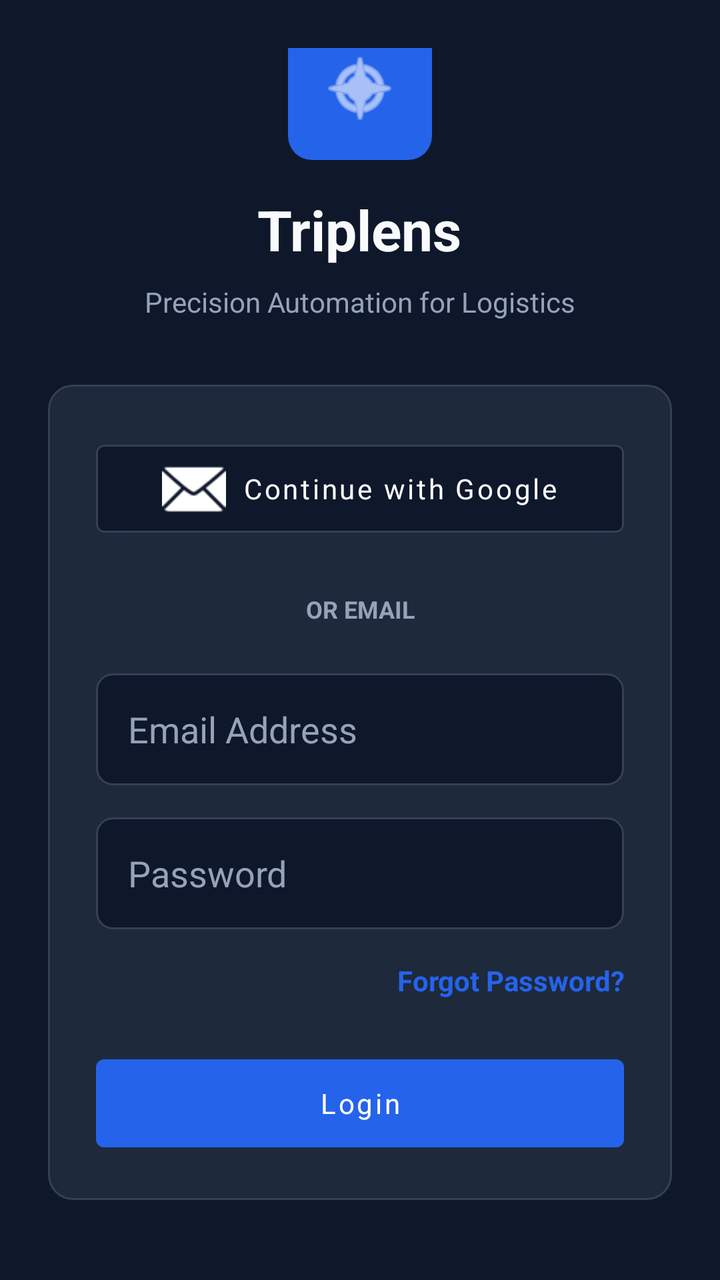
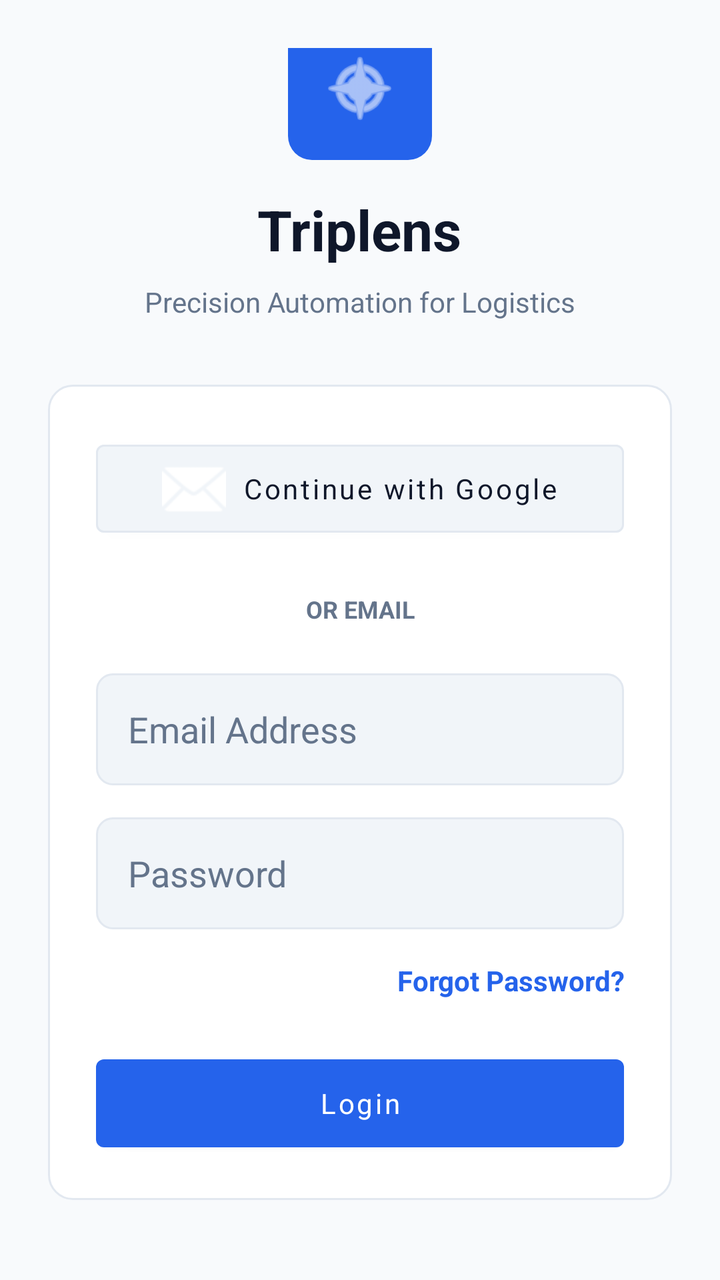

The first picture is an Android layout as it rendered before a commit; the second is the same layout after the commit. The layout source and the unified diff follow.
<!-- AndroidManifest.xml: application theme AppTheme -->
<!-- res/layout/activity_login.xml -->
<?xml version="1.0" encoding="utf-8"?>
<LinearLayout xmlns:android="http://schemas.android.com/apk/res/android"
    xmlns:app="http://schemas.android.com/apk/res-auto"
    android:layout_width="match_parent"
    android:layout_height="match_parent"
    android:background="@color/colorBackground"
    android:gravity="center"
    android:orientation="vertical"
    android:padding="24dp">

    
    <ImageView
        android:layout_width="72dp"
        android:layout_height="72dp"
        android:background="@drawable/bg_button_primary"
        android:src="@android:drawable/ic_menu_compass"
        android:padding="16dp"
        app:tint="@android:color/white" />

    <TextView
        android:layout_width="wrap_content"
        android:layout_height="wrap_content"
        android:layout_marginTop="16dp"
        android:text="Triplens"
        android:textColor="@color/colorTextPrimary"
        android:textSize="28sp"
        android:textStyle="bold" />

    <TextView
        android:layout_width="wrap_content"
        android:layout_height="wrap_content"
        android:layout_marginTop="8dp"
        android:text="Precision Automation for Logistics"
        android:textColor="@color/colorTextSecondary"
        android:textSize="14sp" />

    
    <LinearLayout
        android:layout_width="match_parent"
        android:layout_height="wrap_content"
        android:layout_marginTop="32dp"
        android:background="@drawable/bg_card"
        android:orientation="vertical"
        android:padding="24dp">

        <com.google.android.material.button.MaterialButton
            android:id="@+id/btnGoogleLogin"
            android:layout_width="match_parent"
            android:layout_height="56dp"
            android:text="Continue with Google"
            android:textAllCaps="false"
            app:backgroundTint="@color/colorInputBg"
            app:strokeColor="@color/colorBorder"
            app:strokeWidth="1dp"
            app:icon="@android:drawable/ic_dialog_email"
            app:iconGravity="textStart"
            android:textColor="@color/colorTextPrimary" />

        <TextView
            android:layout_width="match_parent"
            android:layout_height="wrap_content"
            android:layout_marginTop="24dp"
            android:layout_marginBottom="24dp"
            android:gravity="center"
            android:text="OR EMAIL"
            android:textColor="@color/colorTextSecondary"
            android:textSize="12sp"
            android:textStyle="bold" />

        <EditText
            android:id="@+id/editEmail"
            android:layout_width="match_parent"
            android:layout_height="56dp"
            android:background="@drawable/bg_input"
            android:hint="Email Address"
            android:inputType="textEmailAddress"
            android:paddingHorizontal="16dp"
            android:textColor="@color/colorTextPrimary"
            android:textColorHint="@color/colorTextSecondary" />

        <EditText
            android:id="@+id/editPassword"
            android:layout_width="match_parent"
            android:layout_height="56dp"
            android:layout_marginTop="16dp"
            android:background="@drawable/bg_input"
            android:hint="Password"
            android:inputType="textPassword"
            android:paddingHorizontal="16dp"
            android:textColor="@color/colorTextPrimary"
            android:textColorHint="@color/colorTextSecondary" />

        <TextView
            android:id="@+id/btnForgotPass"
            android:layout_width="match_parent"
            android:layout_height="wrap_content"
            android:layout_marginTop="16dp"
            android:gravity="end"
            android:text="Forgot Password?"
            android:textColor="@color/colorPrimary"
            android:textStyle="bold" />

        <com.google.android.material.button.MaterialButton
            android:id="@+id/btnLogin"
            android:layout_width="match_parent"
            android:layout_height="56dp"
            android:layout_marginTop="24dp"
            android:text="Login"
            android:textAllCaps="false"
            app:backgroundTint="@color/colorPrimary" />
    </LinearLayout>

    <LinearLayout
        android:layout_width="wrap_content"
        android:layout_height="wrap_content"
        android:layout_marginTop="32dp"
        android:orientation="horizontal">

        <TextView
            android:layout_width="wrap_content"
            android:layout_height="wrap_content"
            android:text="New to Triplens? "
            android:textColor="@color/colorTextSecondary" />

        <TextView
            android:id="@+id/btnSignUp"
            android:layout_width="wrap_content"
            android:layout_height="wrap_content"
            android:text="Sign up"
            android:textColor="@color/colorSuccess"
            android:textStyle="bold" />
    </LinearLayout>

</LinearLayout>
<!-- resources referenced by this layout -->
<resources>
  <color name="colorBackground">#0F172A</color>
  <color name="colorBorder">#334155</color>
  <color name="colorInputBg">#0F172A</color>
  <color name="colorPrimary">#2563EB</color>
  <color name="colorSuccess">#10B981</color>
  <color name="colorTextPrimary">#F8FAFC</color>
  <color name="colorTextSecondary">#94A3B8</color>
  <!-- drawable bg_button_primary (drawable) -->
  <?xml version="1.0" encoding="utf-8"?>
  <shape xmlns:android="http://schemas.android.com/apk/res/android"
      android:shape="rectangle">
      <solid android:color="@color/colorPrimary"/>
      <corners android:radius="12dp"/>
  </shape>
  <!-- drawable bg_card (drawable) -->
  <?xml version="1.0" encoding="utf-8"?>
  <shape xmlns:android="http://schemas.android.com/apk/res/android"
      android:shape="rectangle">
      <solid android:color="@color/colorCard"/>
      <corners android:radius="12dp"/>
      <stroke android:width="1dp" android:color="@color/colorBorder" />
  </shape>
  <!-- drawable bg_input (drawable) -->
  <?xml version="1.0" encoding="utf-8"?>
  <shape xmlns:android="http://schemas.android.com/apk/res/android"
      android:shape="rectangle">
      <solid android:color="@color/colorInputBg"/>
      <corners android:radius="8dp"/>
      <stroke android:width="1dp" android:color="@color/colorBorder" />
  </shape>
  <style name="AppTheme" parent="Theme.MaterialComponents.DayNight.NoActionBar">
          <item name="android:fontFamily">sans-serif</item>
          <item name="android:windowLightStatusBar">false</item>
          <item name="colorPrimary">@color/colorPrimary</item>
          <item name="colorPrimaryDark">@color/colorPrimaryDark</item>
          <item name="colorAccent">@color/colorAccent</item>
          <item name="android:windowBackground">@color/colorBackground</item>
          <item name="android:textColorPrimary">@color/colorTextPrimary</item>
          <item name="android:textColorSecondary">@color/colorTextSecondary</item>
      </style>
  <color name="colorCard">#1E293B</color>
  <color name="colorPrimaryDark">#1D4ED8</color>
  <color name="colorAccent">#2563EB</color>
</resources>

<!-- the commit's change to res/layout/activity_login.xml (unified diff, before → after) -->
@@ -107,6 +107,7 @@
             android:layout_marginTop="24dp"
             android:text="Login"
             android:textAllCaps="false"
+            android:textColor="@android:color/white"
             app:backgroundTint="@color/colorPrimary" />
     </LinearLayout>
 
<!-- resource entries referenced after the edit -->
@@ -1,12 +1,12 @@
 <!-- resources referenced by this layout -->
 <resources>
-  <color name="colorBackground">#0F172A</color>
-  <color name="colorBorder">#334155</color>
-  <color name="colorInputBg">#0F172A</color>
+  <color name="colorBackground">#F8FAFC</color>
+  <color name="colorBorder">#E2E8F0</color>
+  <color name="colorInputBg">#F1F5F9</color>
   <color name="colorPrimary">#2563EB</color>
   <color name="colorSuccess">#10B981</color>
-  <color name="colorTextPrimary">#F8FAFC</color>
-  <color name="colorTextSecondary">#94A3B8</color>
+  <color name="colorTextPrimary">#0F172A</color>
+  <color name="colorTextSecondary">#64748B</color>
   <!-- drawable bg_button_primary (drawable) -->
   <?xml version="1.0" encoding="utf-8"?>
   <shape xmlns:android="http://schemas.android.com/apk/res/android"
@@ -30,9 +30,9 @@
       <corners android:radius="8dp"/>
       <stroke android:width="1dp" android:color="@color/colorBorder" />
   </shape>
-  <style name="AppTheme" parent="Theme.MaterialComponents.DayNight.NoActionBar">
+  <style name="AppTheme" parent="Theme.MaterialComponents.Light.NoActionBar">
           <item name="android:fontFamily">sans-serif</item>
-          <item name="android:windowLightStatusBar">false</item>
+          <item name="android:windowLightStatusBar">true</item>
           <item name="colorPrimary">@color/colorPrimary</item>
           <item name="colorPrimaryDark">@color/colorPrimaryDark</item>
           <item name="colorAccent">@color/colorAccent</item>
@@ -40,7 +40,7 @@
           <item name="android:textColorPrimary">@color/colorTextPrimary</item>
           <item name="android:textColorSecondary">@color/colorTextSecondary</item>
       </style>
-  <color name="colorCard">#1E293B</color>
+  <color name="colorCard">#FFFFFF</color>
   <color name="colorPrimaryDark">#1D4ED8</color>
   <color name="colorAccent">#2563EB</color>
 </resources>
